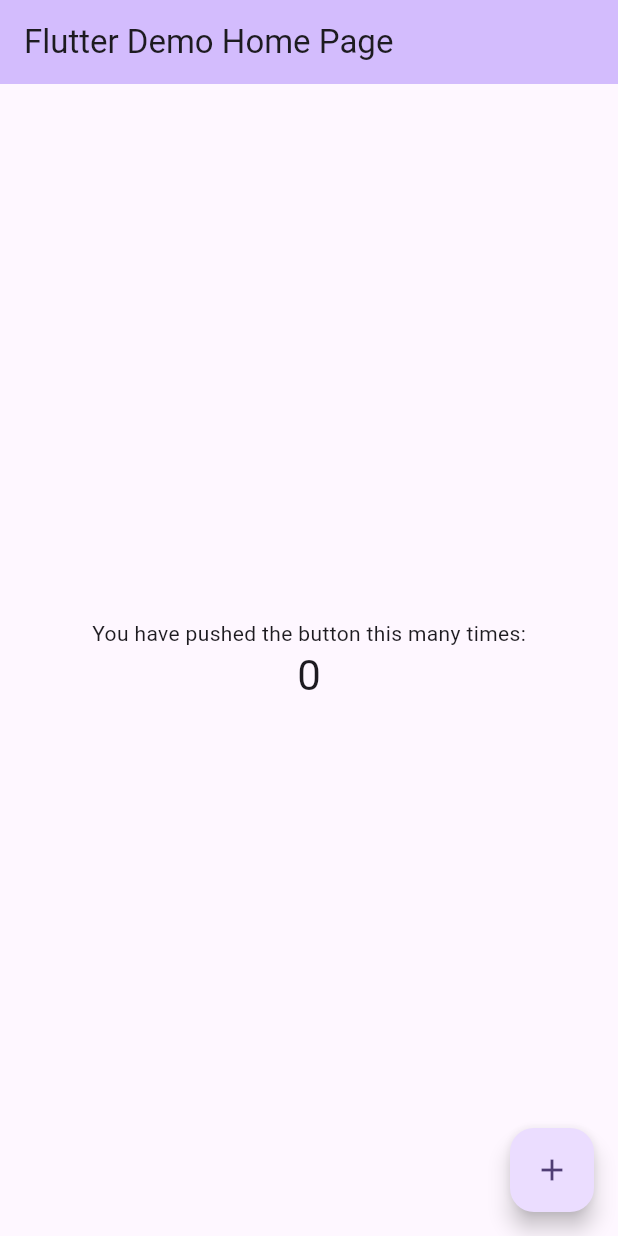
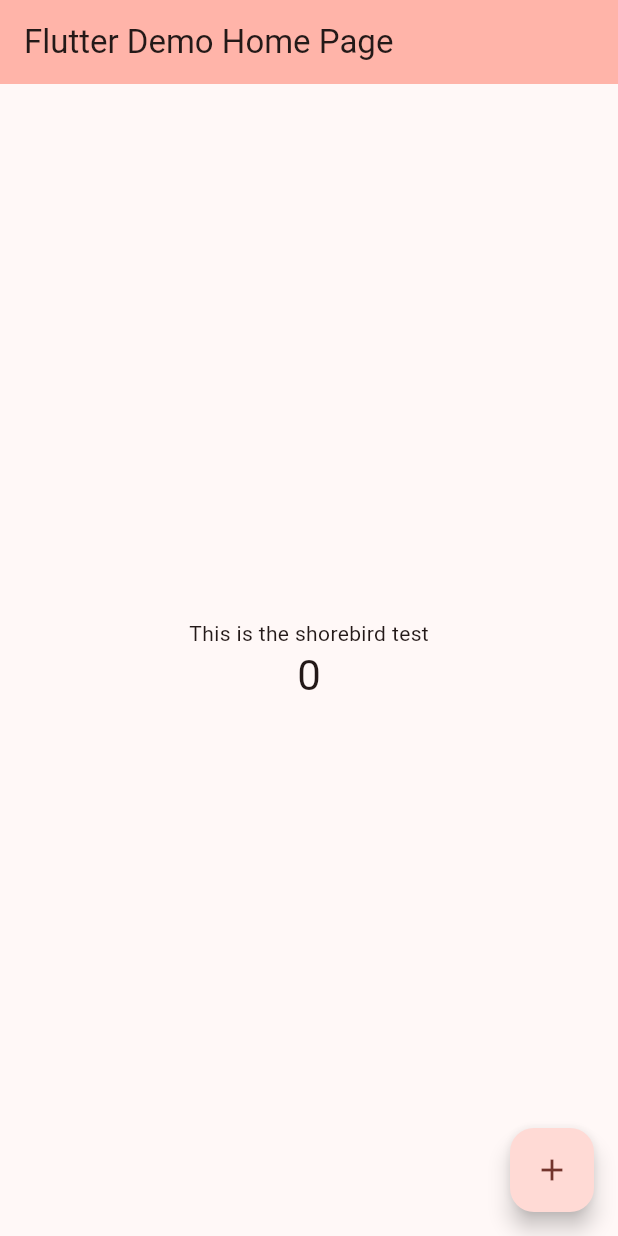
Before and after one commit to junsutudy/flutter-shorebird, a Flutter app: the screen it shows after launch, on a phone screen of 412 x 824 dp. Run offline on Flutter 3.47's test engine with Material 3 defaults, Android fonts, the phone set to English and light mode, and no system bars.

Commit message:
shorebird

```diff
--- a/lib/main.dart
+++ b/lib/main.dart
@@ -28,7 +28,7 @@ class MyApp extends StatelessWidget {
         //
         // This works for code too, not just values: Most code changes can be
         // tested with just a hot reload.
-        colorScheme: ColorScheme.fromSeed(seedColor: Colors.deepPurple),
+        colorScheme: ColorScheme.fromSeed(seedColor: Colors.red),
         useMaterial3: true,
       ),
       home: const MyHomePage(title: 'Flutter Demo Home Page'),
@@ -106,7 +106,7 @@ class _MyHomePageState extends State<MyHomePage> {
           mainAxisAlignment: MainAxisAlignment.center,
           children: <Widget>[
             const Text(
-              'You have pushed the button this many times:',
+              'This is the shorebird test',
             ),
             Text(
               '$_counter',
--- a/pubspec.yaml
+++ b/pubspec.yaml
@@ -16,7 +16,7 @@ publish_to: 'none' # Remove this line if you wish to publish to pub.dev
 # https://developer.apple.com/library/archive/documentation/General/Reference/InfoPlistKeyReference/Articles/CoreFoundationKeys.html
 # In Windows, build-name is used as the major, minor, and patch parts
 # of the product and file versions while build-number is used as the build suffix.
-version: 1.0.0+1
+version: 1.0.0+3
 
 environment:
   sdk: '>=3.3.4 <4.0.0'
@@ -56,6 +56,8 @@ flutter:
   # The following line ensures that the Material Icons font is
   # included with your application, so that you can use the icons in
   # the material Icons class.
+  assets:
+    - shorebird.yaml
   uses-material-design: true
 
   # To add assets to your application, add an assets section, like this:
```
Also changed, not shown: shorebird.yaml (added, +14 -0 lines), 2 other files.
